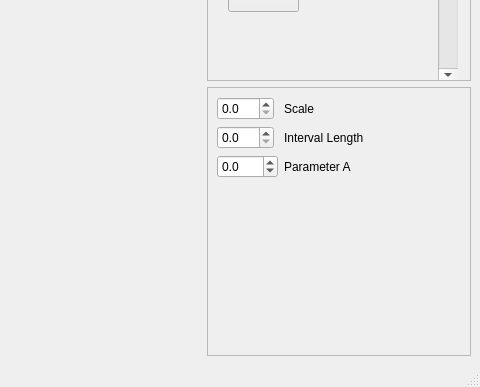
Old version of the form mainwindow.ui in the repository dimo4ka1/project_dorogi; both pictures show x 758 to 1238 and y 328 to 715 of the 1238 by 715 pixel window.
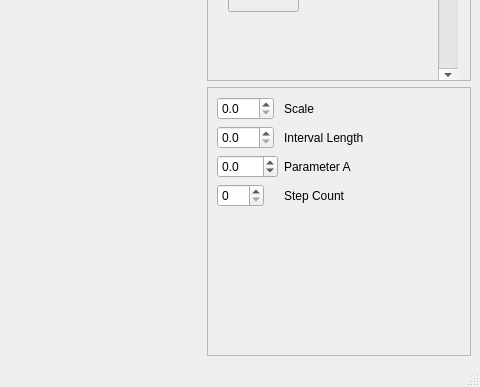
New version of the form. Icons and pictures are not drawn. Custom widgets are drawn as their Qt base class.

Patch:
```diff
--- a/mainwindow.ui
+++ b/mainwindow.ui
@@ -276,8 +276,8 @@
             <rect>
              <x>0</x>
              <y>0</y>
-             <width>258</width>
-             <height>234</height>
+             <width>248</width>
+             <height>226</height>
             </rect>
            </property>
            <layout class="QFormLayout" name="formLayout">
@@ -350,6 +350,23 @@
               </property>
              </widget>
             </item>
+            <item row="3" column="0">
+             <widget class="QSpinBox" name="stepCount">
+              <property name="maximum">
+               <number>512</number>
+              </property>
+              <property name="singleStep">
+               <number>8</number>
+              </property>
+             </widget>
+            </item>
+            <item row="3" column="1">
+             <widget class="QLabel" name="label_3">
+              <property name="text">
+               <string>Step Count</string>
+              </property>
+             </widget>
+            </item>
            </layout>
           </widget>
          </widget>
```
Left out of the diff: 4 changed lines with no effect on the pictures.
